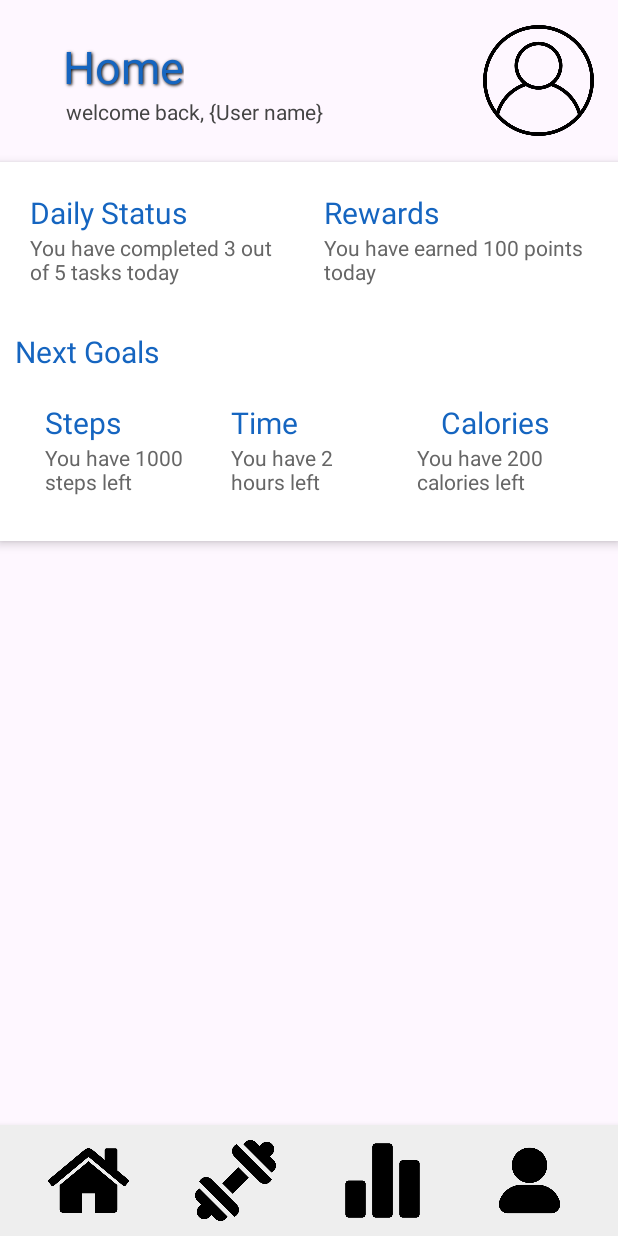
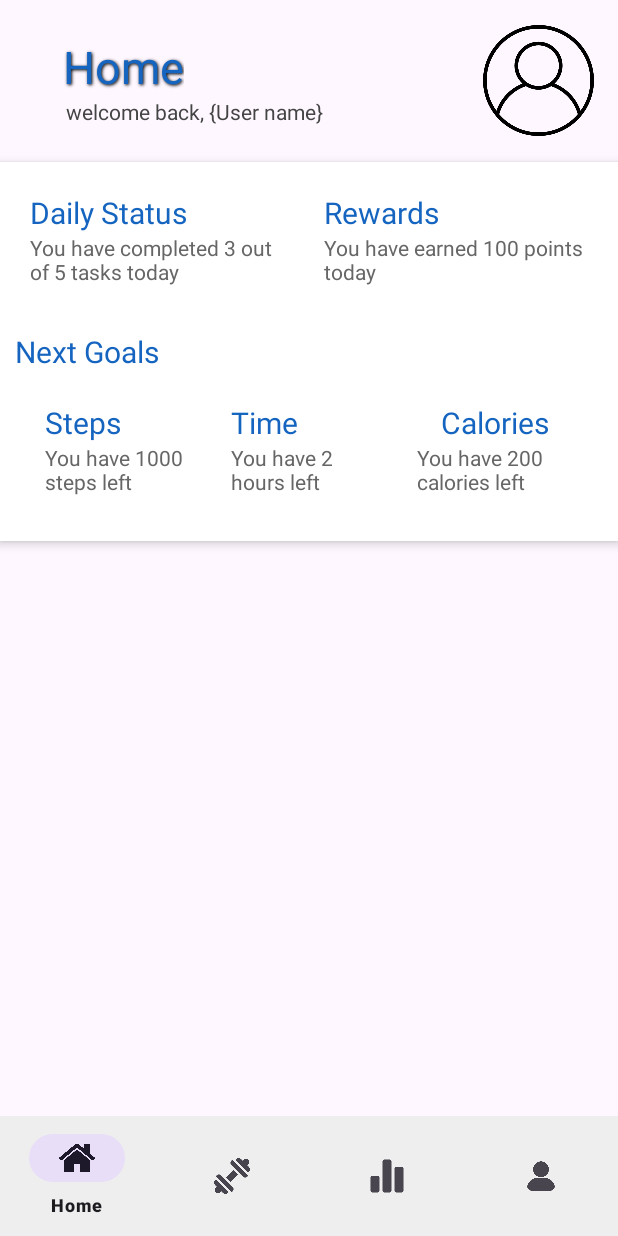
Before and after one commit to asselgh/FitQuest, an Android app: the HomeActivity screen opened directly, with no data from a screen before it, on a phone screen of 412 x 824 dp. Run offline under Robolectric (Android 15) with nearby library versions, the phone set to English and light mode, and no system bars.

Commit message:
nav bar modified

```diff
--- a/app/src/main/java/com/example/fitquest/HomeActivity.java
+++ b/app/src/main/java/com/example/fitquest/HomeActivity.java
@@ -2,10 +2,10 @@ package com.example.fitquest;
 
 import android.content.Intent;
 import android.os.Bundle;
-import android.view.View;
-import android.widget.ImageView;
 
 import androidx.appcompat.app.AppCompatActivity;
+
+import com.google.android.material.bottomnavigation.BottomNavigationView;
 
 public class HomeActivity extends AppCompatActivity {
 
@@ -14,30 +14,29 @@ public class HomeActivity extends AppCompatActivity {
         super.onCreate(savedInstanceState);
         setContentView(R.layout.activity_home);
 
-        // Handle click on workoutImageView
-        ImageView workoutImageView = findViewById(R.id.workoutImageView);
-        workoutImageView.setOnClickListener(new View.OnClickListener() {
-            @Override
-            public void onClick(View v) {
-                // Navigate to the WorkoutActivity when the workoutImageView is clicked
-                Intent intent = new Intent(HomeActivity.this, WorkoutActivity.class);
-                startActivity(intent);
+        BottomNavigationView bottomNavigationView = findViewById(R.id.bottom_navigation);
+        bottomNavigationView.setOnNavigationItemSelectedListener(item -> {
+            int itemId = item.getItemId();
+            if (itemId == R.id.navigation_home) {
+                // Currently in Home, no action needed
+                return true;
+            } else if (itemId == R.id.navigation_workout) {
+                // Navigate to the WorkoutActivity
+                startActivity(new Intent(HomeActivity.this, WorkoutActivity.class));
+                return true;
+            } else if (itemId == R.id.navigation_status) {
+                // Navigate to the StatusActivity
+                startActivity(new Intent(HomeActivity.this, StatusActivity.class));
+                return true;
+            } else if (itemId == R.id.navigation_profile) {
+                // Navigate to the ProfileActivity
+                startActivity(new Intent(HomeActivity.this, ProfileActivity.class));
+                return true;
             }
+            return false;
         });
 
-        // Handle click on StatsImageView
-        ImageView statsImageView = findViewById(R.id.statusImageView);
-        statsImageView.setOnClickListener(new View.OnClickListener() {
-            @Override
-            public void onClick(View v) {
-                // Navigate to the StatsActivity when the statsImageView is clicked
-                Intent intent = new Intent(HomeActivity.this, StatusActivity.class);
-                startActivity(intent);
-            }
-        });
-
-
+        // Set the default selected item (if necessary)
+        bottomNavigationView.setSelectedItemId(R.id.navigation_home);
     }
-
-
 }
--- a/app/src/main/res/layout/activity_home.xml
+++ b/app/src/main/res/layout/activity_home.xml
@@ -209,45 +209,12 @@
         android:layout_width="match_parent"
         android:layout_height="match_parent">
 
-        <LinearLayout
+        <com.google.android.material.bottomnavigation.BottomNavigationView
+            android:id="@+id/bottom_navigation"
             android:layout_width="match_parent"
             android:layout_height="wrap_content"
             android:layout_alignParentBottom="true"
             android:background="#EEE"
-            android:elevation="6dp"
-            android:orientation="horizontal"
-            android:padding="10dp">
-
-            <!-- Navigation Icons -->
-            <ImageView
-                android:layout_width="0dp"
-                android:layout_height="54dp"
-                android:layout_weight="1"
-                android:contentDescription="home icon"
-                android:src="@drawable/homeicon" />
-
-            <ImageView
-                android:id="@+id/workoutImageView"
-                android:layout_width="0dp"
-                android:layout_height="54dp"
-                android:layout_weight="1"
-                android:contentDescription="workout icon"
-                android:src="@drawable/workouticon" />
-
-            <ImageView
-                android:id="@+id/statusImageView"
-                android:layout_width="0dp"
-                android:layout_height="54dp"
-                android:layout_weight="1"
-                android:contentDescription="status icon"
-                android:src="@drawable/statusicon" />
-
-            <ImageView
-                android:layout_width="0dp"
-                android:layout_height="54dp"
-                android:layout_weight="1"
-                android:contentDescription="profile icon"
-                android:src="@drawable/profileicon" />
-        </LinearLayout>
+            app:menu="@menu/bottom_nav_menu" />
     </RelativeLayout>
 </LinearLayout>
--- a/app/src/main/res/layout/activity_workout.xml
+++ b/app/src/main/res/layout/activity_workout.xml
@@ -204,6 +204,8 @@
 
         </LinearLayout>
 
+
+
     </LinearLayout>
 
 </ScrollView>
--- /dev/null
+++ b/app/src/main/res/menu/bottom_nav_menu.xml
@@ -0,0 +1,17 @@
+<menu xmlns:android="http://schemas.android.com/apk/res/android">
+    <item android:id="@+id/navigation_home"
+        android:icon="@drawable/homeicon"
+        android:title="Home" />
+
+    <item android:id="@+id/navigation_workout"
+        android:icon="@drawable/workouticon"
+        android:title="Workout" />
+
+    <item android:id="@+id/navigation_status"
+        android:icon="@drawable/statusicon"
+        android:title="Status" />
+
+    <item android:id="@+id/navigation_profile"
+        android:icon="@drawable/profileicon"
+        android:title="Profile" />
+</menu>
```
